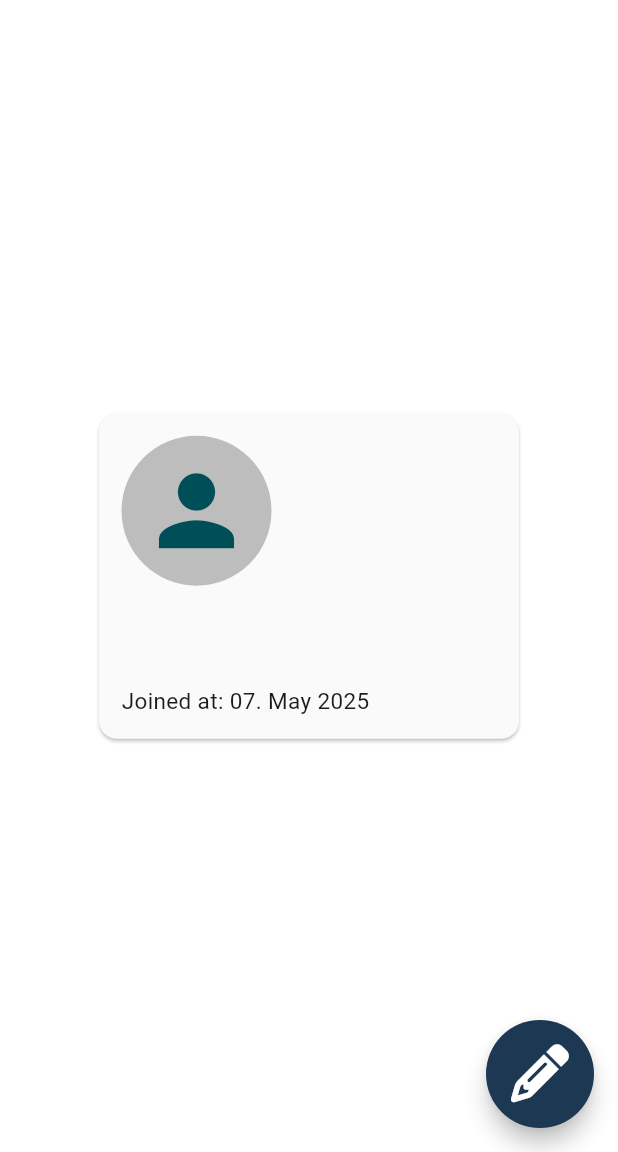
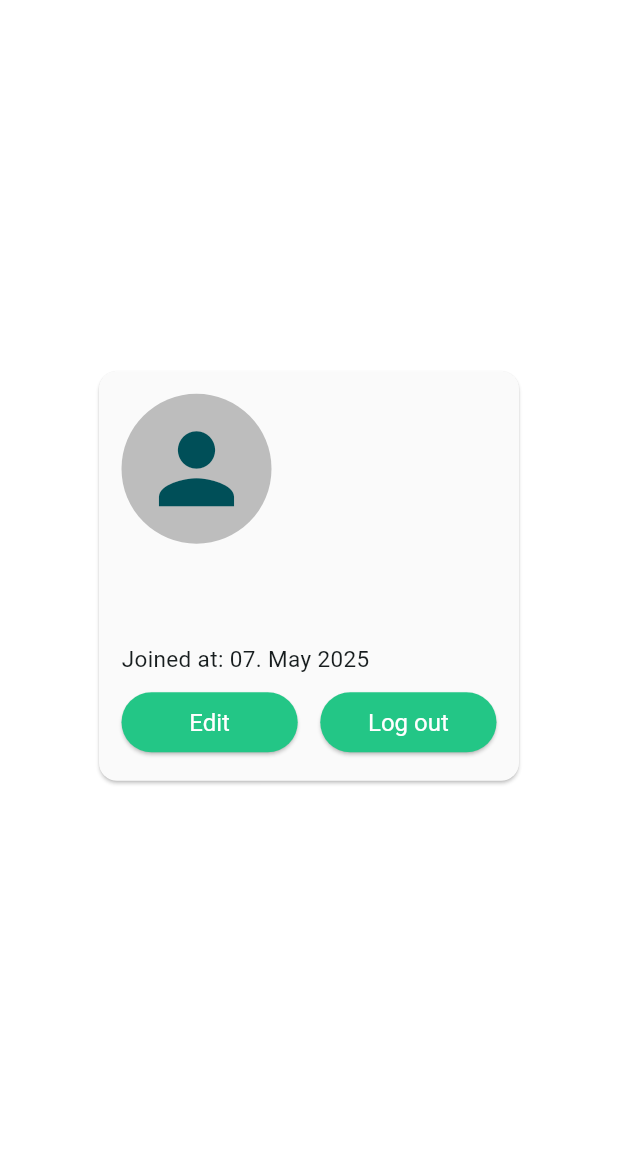
Before and after one commit to JovanZdravkovic/TaskJournalMobile, a Flutter app: the ProfilePage screen opened directly, on a phone screen of 412 x 824 dp, the part 84-1236 px from its top. Run offline on Flutter 3.47's test engine with Material 3 defaults, Android fonts, the phone set to English and light mode, and no system bars; our stand-ins replace cookie_jar, dio, dio_cookie_manager, email_validator, file_picker, flutter_datetime_picker_plus and 2 more; accounts and stored records are empty; network calls fail.

Commit message:
Added log out method to auth service and implemented log out functionality on profile page

```diff
--- a/task_journal_mobile/lib/screens/profile.dart
+++ b/task_journal_mobile/lib/screens/profile.dart
@@ -7,9 +7,11 @@ import 'package:intl/intl.dart';
 import 'package:provider/provider.dart';
 import 'package:task_journal_mobile/constants.dart';
 import 'package:task_journal_mobile/models/user.dart';
+import 'package:task_journal_mobile/services/auth_service.dart';
 import 'package:task_journal_mobile/services/user_service.dart';
 import 'package:task_journal_mobile/utils/theme.dart';
 import 'package:task_journal_mobile/widgets/drawer.dart';
+import 'package:task_journal_mobile/widgets/snackbar.dart';
 
 class ProfilePage extends StatefulWidget {
   const ProfilePage({ super.key });
@@ -23,6 +25,7 @@ class _ProfilePageState extends State<ProfilePage> {
   String pickedFile = 'Pick a file';
   Uint8List? imageBytes;
   User? user;
+  bool editMode = false;
 
   Future<void> openFilePicker() async {
     FilePickerResult? result = await FilePicker.platform.pickFiles(type: FileType.any);
@@ -30,6 +33,51 @@ class _ProfilePageState extends State<ProfilePage> {
       setState(() {
         pickedFile = result.files.first.name;
       });
+    }
+  }
+
+  void toggleEditMode() {
+    setState(() {
+      editMode = !editMode;
+    });
+  }
+
+  void logout() async {
+
+    var confirm = await showDialog<bool>(
+      context: context,
+      barrierDismissible: true,
+      builder: (BuildContext context) {
+        return AlertDialog(
+          title: const Text('Are you sure you want to log out?'),
+          actions: [
+            TextButton(
+              onPressed: () => Navigator.pop(context, false),
+              child: const Text('Cancel'),
+            ),
+            TextButton(
+              onPressed: () => Navigator.pop(context, true),
+              child: const Text('OK'),
+            ),
+          ],
+        );
+      },
+    );
+
+    if(confirm == null || confirm == false) return;
+
+    final result = await Provider.of<AuthService>(context, listen: false).logout();
+
+    if(!context.mounted) return;
+
+    if(result) {
+      Navigator.pushNamedAndRemoveUntil(
+        context,
+        '/login',
+        (Route<dynamic> route) => false,
+      );
+    } else {
+      ScaffoldMessenger.of(context).showSnackBar(SnackBarWidget.error('Error logging out'));
     }
   }
 
@@ -111,21 +159,36 @@ class _ProfilePageState extends State<ProfilePage> {
                     width: kMediumInputWidth,
                     child: Text('Joined at: ${DateFormat('dd. MMM yyyy').format(user!.createdAt)}', style: cardTextStyle),
                   ),
+                  const SizedBox(
+                    height: kExtraSmallSpacingBoxSize,
+                    width: kExtraSmallSpacingBoxSize,
+                  ),
+                  SizedBox(
+                    width: kMediumInputWidth,
+                    child: Row(
+                      mainAxisSize: MainAxisSize.min,
+                      children: [
+                        Expanded(
+                          child: ElevatedButton(
+                            onPressed: toggleEditMode,
+                            child: const Text('Edit'),
+                          ),
+                        ),
+                        const SizedBox(
+                          height: kSmallSpacingBoxSize,
+                          width: kSmallSpacingBoxSize,
+                        ),
+                        Expanded(
+                          child: ElevatedButton(
+                            onPressed: logout,
+                            child: const Text('Log out'),
+                          ),
+                        ),
+                      ],
+                    ),
+                  ),
                 ],
               ),
-            ),
-          ),
-        ),
-        floatingActionButton: SizedBox(
-          height: kFloatingActionButtonSize,
-          width: kFloatingActionButtonSize,
-          child: FittedBox(
-            child: FloatingActionButton(
-              onPressed: () {},
-              heroTag: null,
-              shape: const CircleBorder(),
-              backgroundColor: dark,
-              child: const FaIcon(FontAwesomeIcons.pencil, color: white, size: kLargeIconSize,),
             ),
           ),
         ),
```
Also changed, not shown: task_journal_mobile/lib/services/auth_service.dart (+9 -0 lines).
